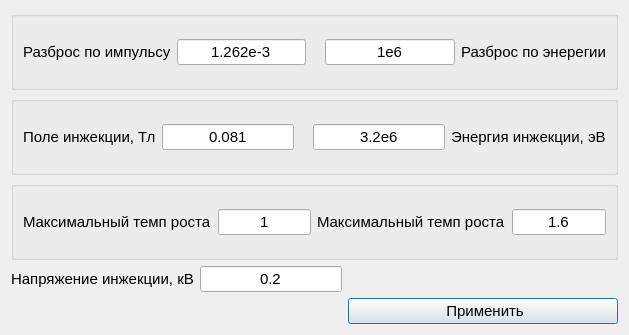
The window that userparameters.ui (fdult/acceptance_generator) describes before a commit, drawn with Qt 5.
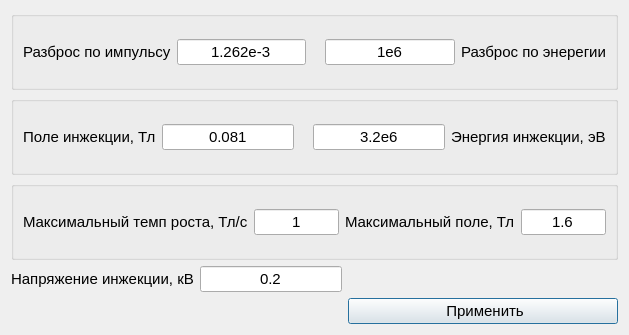
The same window after the commit. Icons and pictures are not drawn.

Patch:
```diff
--- a/userparameters.ui
+++ b/userparameters.ui
@@ -207,7 +207,7 @@
          </font>
         </property>
         <property name="text">
-         <string>Максимальный темп роста</string>
+         <string>Максимальный темп роста, Тл/с</string>
         </property>
        </widget>
       </item>
@@ -237,7 +237,7 @@
          </font>
         </property>
         <property name="text">
-         <string>Максимальный темп роста</string>
+         <string>Максимальный поле, Тл</string>
         </property>
        </widget>
       </item>
```
